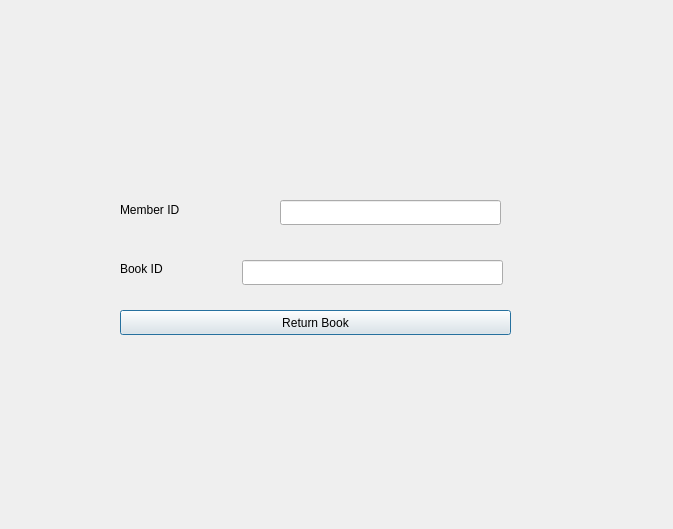
First picture: the form in Login/window_returnbook.ui, repository Nilsae/LibraryManagementSystem, before the edit.
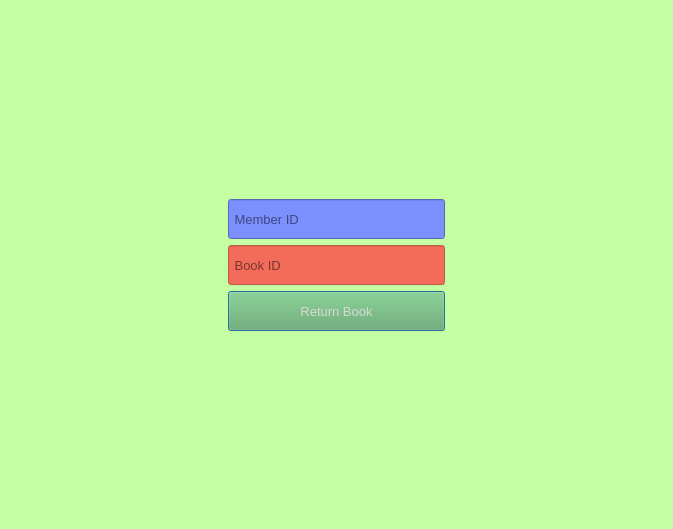
Second picture: the form after the edit. Icons and pictures are not drawn.

Patch:
```diff
--- a/Login/window_returnbook.ui
+++ b/Login/window_returnbook.ui
@@ -13,65 +13,127 @@
   <property name="windowTitle">
    <string>Dialog</string>
   </property>
-  <widget class="QLineEdit" name="lineEdit_MemberId">
-   <property name="geometry">
-    <rect>
-     <x>280</x>
-     <y>200</y>
-     <width>221</width>
-     <height>25</height>
-    </rect>
-   </property>
-  </widget>
-  <widget class="QLineEdit" name="lineEdit_BookId">
-   <property name="geometry">
-    <rect>
-     <x>242</x>
-     <y>260</y>
-     <width>261</width>
-     <height>25</height>
-    </rect>
-   </property>
-  </widget>
-  <widget class="QPushButton" name="pushButton_ReturnBook">
-   <property name="geometry">
-    <rect>
-     <x>120</x>
-     <y>310</y>
-     <width>391</width>
-     <height>25</height>
-    </rect>
-   </property>
-   <property name="text">
-    <string>Return Book</string>
-   </property>
-  </widget>
-  <widget class="QLabel" name="label">
-   <property name="geometry">
-    <rect>
-     <x>120</x>
-     <y>200</y>
-     <width>121</width>
-     <height>20</height>
-    </rect>
-   </property>
-   <property name="text">
-    <string>Member ID</string>
-   </property>
-  </widget>
-  <widget class="QLabel" name="label_2">
-   <property name="geometry">
-    <rect>
-     <x>120</x>
-     <y>260</y>
-     <width>67</width>
-     <height>17</height>
-    </rect>
-   </property>
-   <property name="text">
-    <string>Book ID</string>
-   </property>
-  </widget>
+  <property name="styleSheet">
+   <string notr="true">background-color: rgb(196, 255, 164);</string>
+  </property>
+  <layout class="QVBoxLayout" name="verticalLayout">
+   <item>
+    <layout class="QGridLayout" name="gridLayout">
+     <item row="2" column="1">
+      <widget class="QLineEdit" name="lineEdit_BookId">
+       <property name="maximumSize">
+        <size>
+         <width>230</width>
+         <height>40</height>
+        </size>
+       </property>
+       <property name="font">
+        <font>
+         <family>Microsoft Sans Serif</family>
+         <pointsize>10</pointsize>
+        </font>
+       </property>
+       <property name="styleSheet">
+        <string notr="true">background-color: rgba(255, 71, 71,0.8);
+border-color: rgb(255, 71, 71,0.8);</string>
+       </property>
+       <property name="placeholderText">
+        <string> Book ID</string>
+       </property>
+      </widget>
+     </item>
+     <item row="1" column="0">
+      <spacer name="horizontalSpacer">
+       <property name="orientation">
+        <enum>Qt::Horizontal</enum>
+       </property>
+       <property name="sizeHint" stdset="0">
+        <size>
+         <width>40</width>
+         <height>20</height>
+        </size>
+       </property>
+      </spacer>
+     </item>
+     <item row="1" column="2">
+      <spacer name="horizontalSpacer_2">
+       <property name="orientation">
+        <enum>Qt::Horizontal</enum>
+       </property>
+       <property name="sizeHint" stdset="0">
+        <size>
+         <width>40</width>
+         <height>20</height>
+        </size>
+       </property>
+      </spacer>
+     </item>
+     <item row="3" column="1">
+      <widget class="QPushButton" name="pushButton_ReturnBook">
+       <property name="maximumSize">
+        <size>
+         <width>230</width>
+         <height>40</height>
+        </size>
+       </property>
+       <property name="font">
+        <font>
+         <family>Microsoft Sans Serif</family>
+         <pointsize>10</pointsize>
+        </font>
+       </property>
+       <property name="styleSheet">
+        <string notr="true">background-color: rgb(99, 170, 95);
+color: rgb(216, 216, 216);</string>
+       </property>
+       <property name="text">
+        <string>Return Book</string>
+       </property>
+      </widget>
+     </item>
+     <item row="1" column="1">
+      <widget class="QLineEdit" name="lineEdit_MemberId">
+       <property name="maximumSize">
+        <size>
+         <width>230</width>
+         <height>40</height>
+        </size>
+       </property>
+       <property name="font">
+        <font>
+         <family>Microsoft Sans Serif</family>
+         <pointsize>10</pointsize>
+        </font>
+       </property>
+       <property name="styleSheet">
+        <string notr="true">background-color: rgb(123, 143, 255);
+border-color: rgb(123, 143, 255);</string>
+       </property>
+       <property name="placeholderText">
+        <string> Member ID</string>
+       </property>
+      </widget>
+     </item>
+     <item row="0" column="1">
+      <widget class="QLabel" name="label">
+       <property name="text">
+        <string/>
+       </property>
+       <property name="pixmap">
+        <pixmap resource="image.qrc">:/img/img/return2.png</pixmap>
+       </property>
+      </widget>
+     </item>
+     <item row="4" column="1">
+      <widget class="QLabel" name="label_2">
+       <property name="text">
+        <string/>
+       </property>
+      </widget>
+     </item>
+    </layout>
+   </item>
+  </layout>
  </widget>
  <resources/>
  <connections/>
```
Left out of the diff: 4 changed lines with no effect on the pictures.
